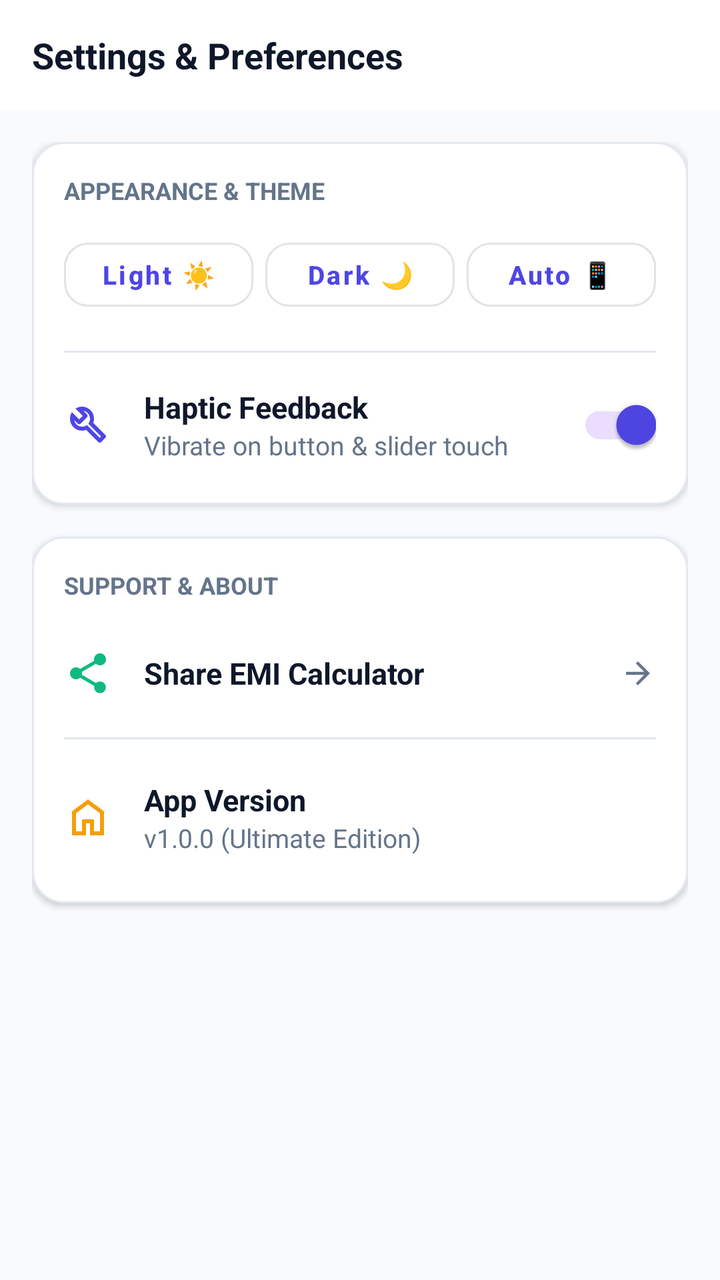
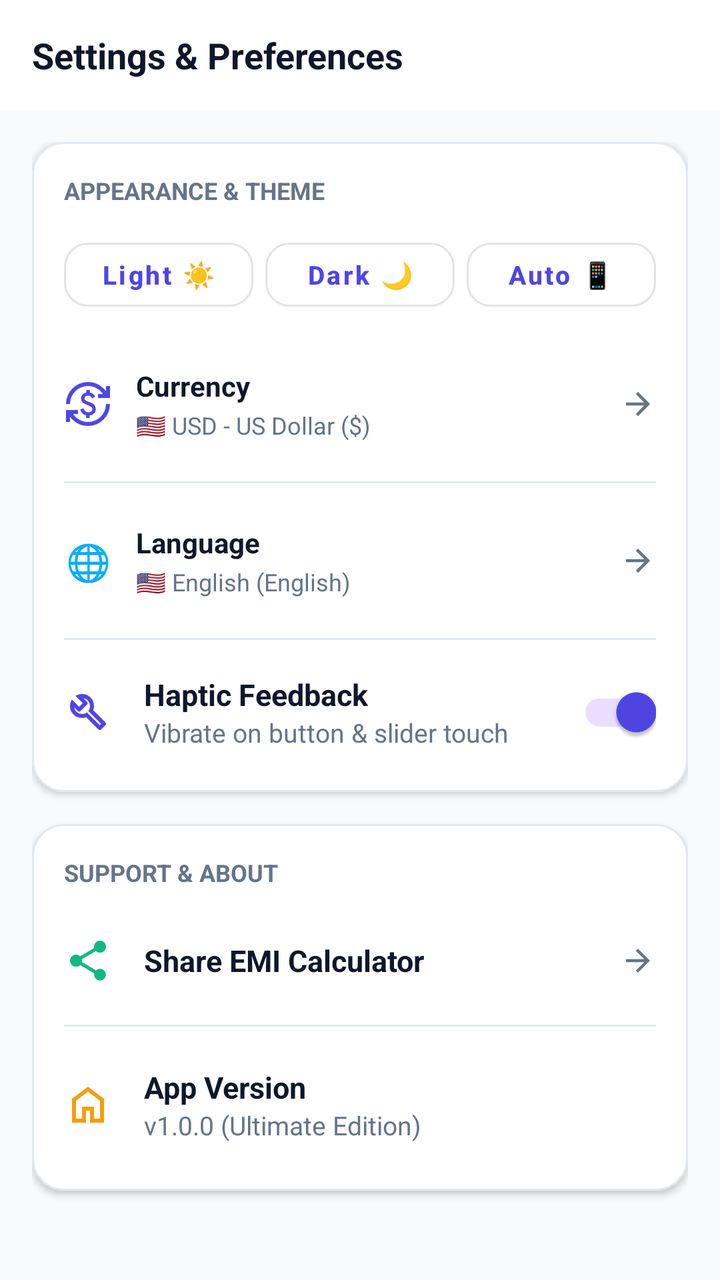

Screens rendered from an Android XML layout before and after an edit, with the pre-edit source and the edit as a unified diff.
<!-- AndroidManifest.xml: application theme Theme.Calculatoremi -->
<!-- res/layout/fragment_settings.xml -->
<?xml version="1.0" encoding="utf-8"?>
<LinearLayout xmlns:android="http://schemas.android.com/apk/res/android"
    xmlns:app="http://schemas.android.com/apk/res-auto"
    android:layout_width="match_parent"
    android:layout_height="match_parent"
    android:background="@color/background"
    android:orientation="vertical">

    
    <androidx.constraintlayout.widget.ConstraintLayout
        android:id="@+id/settingsHeader"
        android:layout_width="match_parent"
        android:layout_height="wrap_content"
        android:minHeight="55dp"
        android:background="@color/surface"
        android:elevation="0dp"
        android:paddingStart="16dp"
        android:paddingTop="12dp"
        android:paddingEnd="16dp"
        android:paddingBottom="12dp">

        <TextView
            android:id="@+id/txtSettingsTitle"
            android:layout_width="wrap_content"
            android:layout_height="wrap_content"
            android:text="@string/header_settings"
            android:textColor="@color/text_primary"
            android:textSize="18sp"
            android:textStyle="bold"
            app:layout_constraintBottom_toBottomOf="parent"
            app:layout_constraintStart_toStartOf="parent"
            app:layout_constraintTop_toTopOf="parent" />

    </androidx.constraintlayout.widget.ConstraintLayout>

    <androidx.core.widget.NestedScrollView
        android:layout_width="match_parent"
        android:layout_height="match_parent">

        <LinearLayout
            android:layout_width="match_parent"
            android:layout_height="wrap_content"
            android:orientation="vertical"
            android:padding="16dp">

            
            <com.google.android.material.card.MaterialCardView
                android:id="@+id/cardPreferences"
                android:layout_width="match_parent"
                android:layout_height="wrap_content"
                android:layout_marginBottom="16dp"
                app:cardBackgroundColor="@color/surface"
                app:cardCornerRadius="16dp"
                app:cardElevation="2dp"
                app:strokeColor="@color/border_stroke"
                app:strokeWidth="1dp">

                <LinearLayout
                    android:layout_width="match_parent"
                    android:layout_height="wrap_content"
                    android:orientation="vertical"
                    android:padding="16dp">

                    <TextView
                        android:layout_width="wrap_content"
                        android:layout_height="wrap_content"
                        android:text="@string/settings_appearance_theme"
                        android:textColor="@color/text_secondary"
                        android:textSize="12sp"
                        android:textStyle="bold" />

                    
                    <LinearLayout
                        android:layout_width="match_parent"
                        android:layout_height="wrap_content"
                        android:layout_marginTop="12dp"
                        android:layout_marginBottom="16dp"
                        android:orientation="horizontal"
                        android:weightSum="3">

                        <com.google.android.material.button.MaterialButton
                            android:id="@+id/btnThemeLight"
                            style="@style/Widget.MaterialComponents.Button.OutlinedButton"
                            android:layout_width="0dp"
                            android:layout_height="44dp"
                            android:layout_weight="1"
                            android:layout_marginEnd="4dp"
                            android:text="@string/settings_theme_light"
                            android:textAllCaps="false"
                            android:textSize="13sp"
                            android:textStyle="bold"
                            app:cornerRadius="12dp" />

                        <com.google.android.material.button.MaterialButton
                            android:id="@+id/btnThemeDark"
                            style="@style/Widget.MaterialComponents.Button.OutlinedButton"
                            android:layout_width="0dp"
                            android:layout_height="44dp"
                            android:layout_weight="1"
                            android:layout_marginHorizontal="2dp"
                            android:text="@string/settings_theme_dark"
                            android:textAllCaps="false"
                            android:textSize="13sp"
                            android:textStyle="bold"
                            app:cornerRadius="12dp" />

                        <com.google.android.material.button.MaterialButton
                            android:id="@+id/btnThemeSystem"
                            style="@style/Widget.MaterialComponents.Button.OutlinedButton"
                            android:layout_width="0dp"
                            android:layout_height="44dp"
                            android:layout_weight="1"
                            android:layout_marginStart="4dp"
                            android:text="@string/settings_theme_auto"
                            android:textAllCaps="false"
                            android:textSize="13sp"
                            android:textStyle="bold"
                            app:cornerRadius="12dp" />
                    </LinearLayout>

                    <View
                        android:layout_width="match_parent"
                        android:layout_height="1dp"
                        android:layout_marginBottom="12dp"
                        android:background="@color/border_stroke" />

                    
                    <RelativeLayout
                        android:id="@+id/rowHaptics"
                        android:layout_width="match_parent"
                        android:layout_height="wrap_content">

                        <ImageView
                            android:id="@+id/icHaptics"
                            android:layout_width="24dp"
                            android:layout_height="24dp"
                            android:layout_centerVertical="true"
                            android:src="@drawable/ic_tools"
                            app:tint="@color/primary" />

                        <LinearLayout
                            android:layout_width="wrap_content"
                            android:layout_height="wrap_content"
                            android:layout_centerVertical="true"
                            android:layout_marginStart="16dp"
                            android:layout_toEndOf="@id/icHaptics"
                            android:orientation="vertical">

                            <TextView
                                android:layout_width="wrap_content"
                                android:layout_height="wrap_content"
                                android:text="@string/settings_haptic_title"
                                android:textColor="@color/text_primary"
                                android:textSize="15sp"
                                android:textStyle="bold" />

                            <TextView
                                android:layout_width="wrap_content"
                                android:layout_height="wrap_content"
                                android:text="@string/settings_haptic_desc"
                                android:textColor="@color/text_secondary"
                                android:textSize="13sp" />
                        </LinearLayout>

                        <com.google.android.material.switchmaterial.SwitchMaterial
                            android:id="@+id/switchHaptics"
                            android:layout_width="wrap_content"
                            android:layout_height="wrap_content"
                            android:layout_alignParentEnd="true"
                            android:layout_centerVertical="true"
                            android:checked="true" />
                    </RelativeLayout>

                </LinearLayout>

            </com.google.android.material.card.MaterialCardView>

            
            <com.google.android.material.card.MaterialCardView
                android:id="@+id/cardAppActions"
                android:layout_width="match_parent"
                android:layout_height="wrap_content"
                android:layout_marginBottom="16dp"
                app:cardBackgroundColor="@color/surface"
                app:cardCornerRadius="16dp"
                app:cardElevation="2dp"
                app:strokeColor="@color/border_stroke"
                app:strokeWidth="1dp">

                <LinearLayout
                    android:layout_width="match_parent"
                    android:layout_height="wrap_content"
                    android:orientation="vertical"
                    android:padding="16dp">

                    <TextView
                        android:layout_width="wrap_content"
                        android:layout_height="wrap_content"
                        android:text="@string/settings_support_about"
                        android:textColor="@color/text_secondary"
                        android:textSize="12sp"
                        android:textStyle="bold" />

                    
                    <RelativeLayout
                        android:id="@+id/rowShareApp"
                        android:layout_width="match_parent"
                        android:layout_height="wrap_content"
                        android:layout_marginTop="16dp"
                        android:background="?attr/selectableItemBackground"
                        android:paddingVertical="8dp">

                        <ImageView
                            android:id="@+id/icShareApp"
                            android:layout_width="24dp"
                            android:layout_height="24dp"
                            android:layout_centerVertical="true"
                            android:src="@drawable/ic_share"
                            app:tint="@color/success" />

                        <TextView
                            android:layout_width="wrap_content"
                            android:layout_height="wrap_content"
                            android:layout_centerVertical="true"
                            android:layout_marginStart="16dp"
                            android:layout_toEndOf="@id/icShareApp"
                            android:text="@string/settings_share_app"
                            android:textColor="@color/text_primary"
                            android:textSize="15sp"
                            android:textStyle="bold" />

                        <ImageView
                            android:layout_width="18dp"
                            android:layout_height="18dp"
                            android:layout_alignParentEnd="true"
                            android:layout_centerVertical="true"
                            android:src="@drawable/ic_arrow_back"
                            android:rotation="180"
                            app:tint="@color/text_secondary" />
                    </RelativeLayout>

                    <View
                        android:layout_width="match_parent"
                        android:layout_height="1dp"
                        android:layout_marginVertical="12dp"
                        android:background="@color/border_stroke" />

                    
                    <RelativeLayout
                        android:id="@+id/rowAboutApp"
                        android:layout_width="match_parent"
                        android:layout_height="wrap_content"
                        android:paddingVertical="8dp">

                        <ImageView
                            android:id="@+id/icAboutApp"
                            android:layout_width="24dp"
                            android:layout_height="24dp"
                            android:layout_centerVertical="true"
                            android:src="@drawable/ic_home"
                            app:tint="@color/warning" />

                        <LinearLayout
                            android:layout_width="wrap_content"
                            android:layout_height="wrap_content"
                            android:layout_centerVertical="true"
                            android:layout_marginStart="16dp"
                            android:layout_toEndOf="@id/icAboutApp"
                            android:orientation="vertical">

                            <TextView
                                android:layout_width="wrap_content"
                                android:layout_height="wrap_content"
                                android:text="@string/settings_app_version"
                                android:textColor="@color/text_primary"
                                android:textSize="15sp"
                                android:textStyle="bold" />

                            <TextView
                                android:layout_width="wrap_content"
                                android:layout_height="wrap_content"
                                android:text="@string/settings_app_version_val"
                                android:textColor="@color/text_secondary"
                                android:textSize="13sp" />
                        </LinearLayout>
                    </RelativeLayout>

                </LinearLayout>

            </com.google.android.material.card.MaterialCardView>

        </LinearLayout>

    </androidx.core.widget.NestedScrollView>

</LinearLayout>
<!-- resources referenced by this layout -->
<resources>
  <color name="background">#F8FAFC</color>
  <color name="border_stroke">#E2E8F0</color>
  <color name="primary">#4F46E5</color>
  <color name="success">#10B981</color>
  <color name="surface">#FFFFFF</color>
  <color name="text_primary">#0F172A</color>
  <color name="text_secondary">#64748B</color>
  <color name="warning">#F59E0B</color>
  <!-- drawable ic_arrow_back (drawable) -->
  <vector xmlns:android="http://schemas.android.com/apk/res/android"
      android:width="24dp"
      android:height="24dp"
      android:viewportWidth="960"
      android:viewportHeight="960">
    <path
        android:pathData="m313,520 l224,224 -57,56 -320,-320 320,-320 57,56 -224,224h487v80L313,520Z"
        android:fillColor="#e3e3e3"/>
  </vector>
  <!-- drawable ic_home (drawable) -->
  <vector xmlns:android="http://schemas.android.com/apk/res/android"
      android:width="24dp"
      android:height="24dp"
      android:viewportWidth="960"
      android:viewportHeight="960">
    <path
        android:pathData="M240,760h120v-240h240v240h120v-360L480,220 240,400v360ZM160,840v-480l320,-240 320,240v480L520,840v-240h-80v240L160,840ZM480,490Z"
        android:fillColor="#e3e3e3"/>
  </vector>
  <string name="header_settings">Settings &amp; Preferences</string>
  <string name="settings_app_version">App Version</string>
  <string name="settings_app_version_val">v1.0.0 (Ultimate Edition)</string>
  <string name="settings_appearance_theme">APPEARANCE &amp; THEME</string>
  <string name="settings_haptic_desc">Vibrate on button &amp; slider touch</string>
  <string name="settings_haptic_title">Haptic Feedback</string>
  <string name="settings_share_app">Share EMI Calculator</string>
  <string name="settings_support_about">SUPPORT &amp; ABOUT</string>
  <string name="settings_theme_auto">Auto 📱</string>
  <string name="settings_theme_dark">Dark 🌙</string>
  <string name="settings_theme_light">Light ☀️</string>
  <style name="Theme.Calculatoremi" parent="Base.Theme.Calculatoremi" />
  <color name="gradient_accent">#818CF8</color>
  <!-- unchanged entries left out for length: 3 -->
</resources>

<!-- the commit's change to res/layout/fragment_settings.xml (unified diff, before → after) -->
@@ -118,6 +118,120 @@
                             app:cornerRadius="12dp" />
                     </LinearLayout>
 
+                    
+                    <LinearLayout
+                        android:id="@+id/rowCurrencySelection"
+                        android:layout_width="match_parent"
+                        android:layout_height="wrap_content"
+                        android:layout_marginBottom="12dp"
+                        android:background="?attr/selectableItemBackground"
+                        android:clickable="true"
+                        android:focusable="true"
+                        android:gravity="center_vertical"
+                        android:orientation="horizontal"
+                        android:paddingVertical="8dp">
+
+                        <ImageView
+                            android:id="@+id/icCurrency"
+                            android:layout_width="24dp"
+                            android:layout_height="24dp"
+                            android:src="@drawable/ic_currency_icon"
+                            app:tint="@color/primary" />
+
+                        <LinearLayout
+                            android:layout_width="0dp"
+                            android:layout_height="wrap_content"
+                            android:layout_marginStart="12dp"
+                            android:layout_weight="1"
+                            android:orientation="vertical">
+
+                            <TextView
+                                android:layout_width="wrap_content"
+                                android:layout_height="wrap_content"
+                                android:text="Currency"
+                                android:textColor="@color/text_primary"
+                                android:textSize="14sp"
+                                android:textStyle="bold" />
+
+                            <TextView
+                                android:id="@+id/txtSelectedCurrencySummary"
+                                android:layout_width="wrap_content"
+                                android:layout_height="wrap_content"
+                                android:layout_marginTop="2dp"
+                                android:text="🇺🇸 USD - US Dollar ($)"
+                                android:textColor="@color/text_secondary"
+                                android:textSize="12sp" />
+
+                        </LinearLayout>
+
+                        <ImageView
+                            android:layout_width="18dp"
+                            android:layout_height="18dp"
+                            android:src="@drawable/ic_arrow_forward"
+                            app:tint="@color/text_secondary" />
+
+                    </LinearLayout>
+
+                    <View
+                        android:layout_width="match_parent"
+                        android:layout_height="1dp"
+                        android:layout_marginBottom="12dp"
+                        android:background="@color/border_stroke" />
+
+                    
+                    <LinearLayout
+                        android:id="@+id/rowLanguageSelection"
+                        android:layout_width="match_parent"
+                        android:layout_height="wrap_content"
+                        android:layout_marginBottom="12dp"
+                        android:background="?attr/selectableItemBackground"
+                        android:clickable="true"
+                        android:focusable="true"
+                        android:gravity="center_vertical"
+                        android:orientation="horizontal"
+                        android:paddingVertical="8dp">
+
+                        <TextView
+                            android:layout_width="24dp"
+                            android:layout_height="24dp"
+                            android:gravity="center"
+                            android:text="🌐"
+                            android:textSize="18sp" />
+
+                        <LinearLayout
+                            android:layout_width="0dp"
+                            android:layout_height="wrap_content"
+                            android:layout_marginStart="12dp"
+                            android:layout_weight="1"
+                            android:orientation="vertical">
+
+                            <TextView
+                                android:layout_width="wrap_content"
+                                android:layout_height="wrap_content"
+                                android:text="Language"
+                                android:textColor="@color/text_primary"
+                                android:textSize="14sp"
+                                android:textStyle="bold" />
+
+                            <TextView
+                                android:id="@+id/txtSelectedLanguageSummary"
+                                android:layout_width="wrap_content"
+                                android:layout_height="wrap_content"
+                                android:layout_marginTop="2dp"
+                                android:text="🇺🇸 English (English)"
+                                android:textColor="@color/text_secondary"
+                                android:textSize="12sp" />
+
+                        </LinearLayout>
+
+                        <ImageView
+                            android:layout_width="18dp"
+                            android:layout_height="18dp"
+                            android:src="@drawable/ic_arrow_forward"
+                            app:tint="@color/text_secondary" />
+
+                    </LinearLayout>
+
                     <View
                         android:layout_width="match_parent"
                         android:layout_height="1dp"
<!-- resource entries referenced after the edit -->
@@ -17,6 +17,26 @@
     <path
         android:pathData="m313,520 l224,224 -57,56 -320,-320 320,-320 57,56 -224,224h487v80L313,520Z"
         android:fillColor="#e3e3e3"/>
+  </vector>
+  <!-- drawable ic_arrow_forward (drawable) -->
+  <vector xmlns:android="http://schemas.android.com/apk/res/android"
+      android:width="24dp"
+      android:height="24dp"
+      android:viewportWidth="960"
+      android:viewportHeight="960">
+    <path
+        android:pathData="M647,520L160,520v-80h487L423,216l57,-56 320,320 -320,320 -57,-56 224,-224Z"
+        android:fillColor="#e3e3e3"/>
+  </vector>
+  <!-- drawable ic_currency_icon (drawable) -->
+  <vector xmlns:android="http://schemas.android.com/apk/res/android"
+      android:width="24dp"
+      android:height="24dp"
+      android:viewportWidth="960"
+      android:viewportHeight="960">
+    <path
+        android:pathData="M480,920q-112,0 -206,-51T120,733v107L40,840v-240h240v80h-99q48,72 126.5,116T480,840q75,0 140.5,-28.5t114,-77q48.5,-48.5 77,-114T840,480h80q0,91 -34.5,171T791,791q-60,60 -140,94.5T480,920ZM444,760v-52q-47,-11 -76.5,-40.5T324,590l66,-26q12,41 37.5,61.5T486,646q33,0 56.5,-15.5T566,582q0,-29 -24.5,-47T454,494q-59,-21 -86.5,-50T340,368q0,-41 28.5,-74.5T446,250v-50h70v50q36,3 65.5,29t40.5,61l-64,26q-8,-23 -26,-38.5T482,312q-35,0 -53.5,15T410,368q0,26 23,41t83,35q72,26 96,61t24,77q0,29 -10,51t-26.5,37.5Q583,686 561,695.5T514,710v50h-70ZM40,480q0,-91 34.5,-171T169,169q60,-60 140,-94.5T480,40q112,0 206,51t154,136v-107h80v240L680,360v-80h99q-48,-72 -126.5,-116T480,120q-75,0 -140.5,28.5t-114,77q-48.5,48.5 -77,114T120,480L40,480Z"
+        android:fillColor="@color/custom_blue"/>
   </vector>
   <!-- drawable ic_home (drawable) -->
   <vector xmlns:android="http://schemas.android.com/apk/res/android"
@@ -40,6 +60,7 @@
   <string name="settings_theme_dark">Dark 🌙</string>
   <string name="settings_theme_light">Light ☀️</string>
   <style name="Theme.Calculatoremi" parent="Base.Theme.Calculatoremi" />
+  <color name="custom_blue">#4F46E5</color>
   <color name="gradient_accent">#818CF8</color>
   <!-- unchanged entries left out for length: 3 -->
 </resources>
